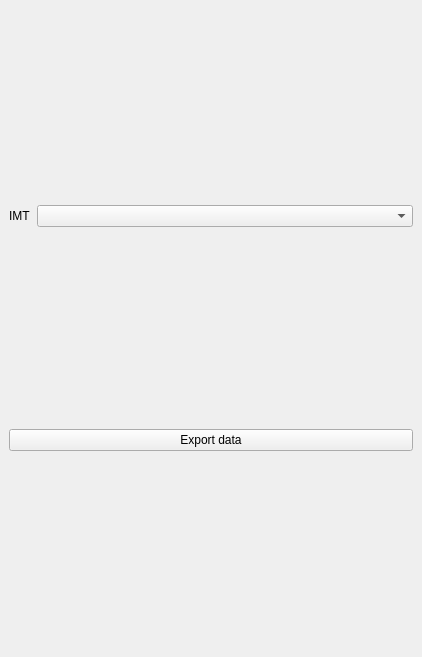
Before: the Qt Designer form svir/ui/ui_viewer_dock.ui in gem/oq-irmt-qgis, drawn with Qt 5.
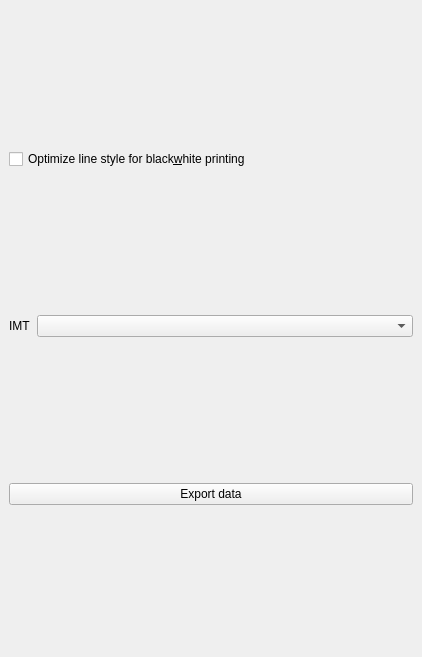
After: the same form once the commit is applied. Icons and pictures are not drawn.

Commit message: Add checkbox to trigger between black/white curves styles or colors

```diff
--- a/svir/ui/ui_viewer_dock.ui
+++ b/svir/ui/ui_viewer_dock.ui
@@ -19,6 +19,13 @@
   </property>
   <widget class="QWidget" name="container">
    <layout class="QVBoxLayout" name="verticalLayout">
+    <item>
+     <widget class="QCheckBox" name="bw_chk">
+      <property name="text">
+       <string>Optimize line style for black&amp;white printing</string>
+      </property>
+     </widget>
+    </item>
     <item>
      <layout class="QHBoxLayout" name="horizontalLayout">
       <item>
```
The commit also changes 1 other file.
